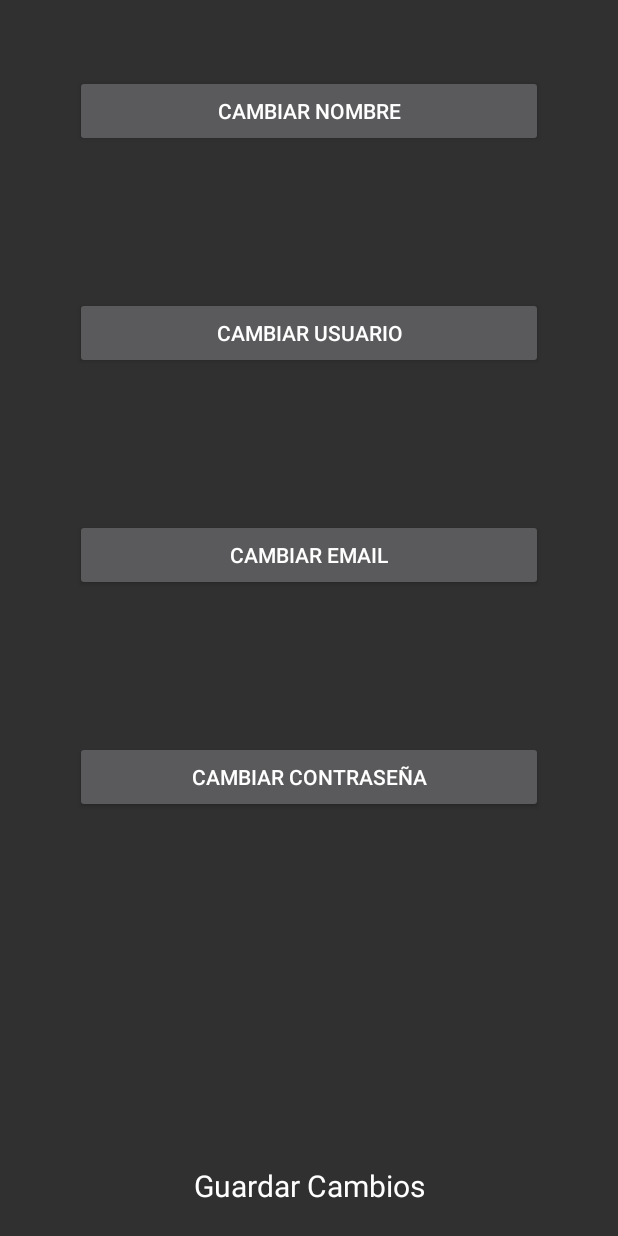
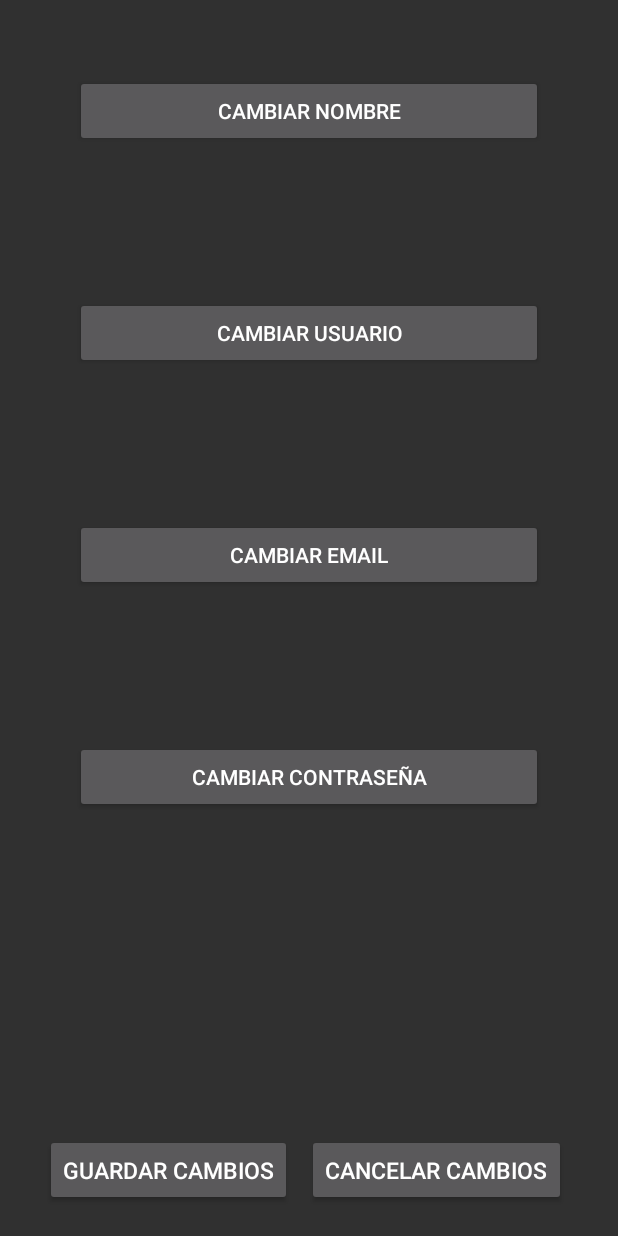
Before and after one commit to Pablo592/TecMovilesProyectoIntegrador, an Android app: the EditDataUser screen opened directly, with no data from a screen before it, on a phone screen of 412 x 824 dp. Run offline under Robolectric (Android 15) with nearby library versions, the phone set to English and light mode, and no system bars.

Commit message:
agregado el boton para cancelar en la pantalla de modificar datos

```diff
--- a/app/src/main/java/com/tecno/tecnomoviles/EditDataUser.kt
+++ b/app/src/main/java/com/tecno/tecnomoviles/EditDataUser.kt
@@ -5,7 +5,6 @@ import android.os.Bundle
 import android.view.View
 import androidx.appcompat.app.AppCompatActivity
 import com.tecno.tecnomoviles.databinding.EditDataUserBinding
-import com.tecno.tecnomoviles.databinding.LoginBinding
 
 class EditDataUser : AppCompatActivity() {
 
@@ -58,5 +57,9 @@ class EditDataUser : AppCompatActivity() {
         binding.guardarCambios.setOnClickListener(){
             startActivity(Intent(this, ProfileActivity::class.java))
         }
+
+        binding.cancelarCambios.setOnClickListener(){
+            startActivity(Intent(this, ProfileActivity::class.java))
+        }
     }
 }
--- a/app/src/main/res/layout/edit_data_user.xml
+++ b/app/src/main/res/layout/edit_data_user.xml
@@ -154,19 +154,32 @@
     </EditText>
 
 
-    <TextView
+    <Button
         android:id="@+id/guardarCambios"
-        android:layout_width="match_parent"
-        android:layout_marginLeft="50dp"
-        android:layout_marginRight="50dp"
+        android:layout_width="wrap_content"
         android:layout_height="wrap_content"
-        app:layout_constraintStart_toStartOf="@id/changeUsername"
+        android:layout_marginLeft="30dp"
+        app:layout_constraintStart_toStartOf="parent"
         app:layout_constraintBottom_toBottomOf="parent"
         android:textAlignment="center"
         android:layout_marginBottom="20dp"
         android:textColor="@color/white"
-        android:textSize="20dp"
+        android:textSize="15dp"
         android:text="@string/guardar_cambios">
-    </TextView>
+    </Button>
+
+    <Button
+        android:id="@+id/cancelarCambios"
+        android:layout_width="wrap_content"
+        android:layout_height="wrap_content"
+        app:layout_constraintStart_toEndOf="@id/guardarCambios"
+        app:layout_constraintBottom_toBottomOf="parent"
+        android:layout_marginLeft="10dp"
+        android:textAlignment="center"
+        android:layout_marginBottom="20dp"
+        android:textColor="@color/white"
+        android:textSize="15dp"
+        android:text="@string/cancelar_cambios">
+    </Button>
 
 </androidx.constraintlayout.widget.ConstraintLayout>
--- a/app/src/main/res/values/strings.xml
+++ b/app/src/main/res/values/strings.xml
@@ -19,4 +19,5 @@
     <string name="ingrese_su_contrase_a_actual">Ingrese su contraseña actual</string>
     <string name="ingrese_su_nueva_contrase_a">Ingrese su nueva contraseña</string>
     <string name="guardar_cambios">Guardar Cambios</string>
+    <string name="cancelar_cambios">Cancelar cambios</string>
 </resources>
```
